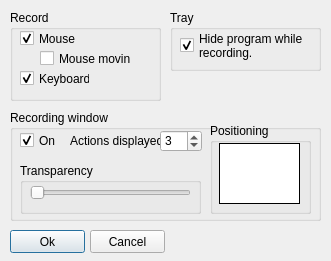
The window that DoForMe!/recorder_settings_dialog.ui (jajcek/DoForMe) describes before a commit, drawn with Qt 5.
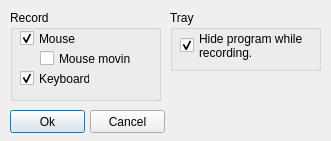
The same window after the commit. Icons and pictures are not drawn.

Commit message: - the sound wasn't stopped when user closed the reminder settings dialog by using X button

```diff
--- a/DoForMe!/recorder_settings_dialog.ui
+++ b/DoForMe!/recorder_settings_dialog.ui
@@ -7,7 +7,7 @@
     <x>0</x>
     <y>0</y>
     <width>331</width>
-    <height>261</height>
+    <height>141</height>
    </rect>
   </property>
   <property name="windowTitle">
@@ -17,119 +17,6 @@
    <iconset resource="mainwin.qrc">
     <normaloff>:/mainWin/logo.png</normaloff>:/mainWin/logo.png</iconset>
   </property>
-  <widget class="QGroupBox" name="groupBox_4">
-   <property name="geometry">
-    <rect>
-     <x>10</x>
-     <y>110</y>
-     <width>311</width>
-     <height>111</height>
-    </rect>
-   </property>
-   <property name="title">
-    <string>Recording window</string>
-   </property>
-   <widget class="QCheckBox" name="actionWindowCheck">
-    <property name="geometry">
-     <rect>
-      <x>10</x>
-      <y>22</y>
-      <width>41</width>
-      <height>17</height>
-     </rect>
-    </property>
-    <property name="text">
-     <string>On</string>
-    </property>
-    <property name="checked">
-     <bool>true</bool>
-    </property>
-   </widget>
-   <widget class="QGroupBox" name="groupBox_6">
-    <property name="geometry">
-     <rect>
-      <x>200</x>
-      <y>13</y>
-      <width>101</width>
-      <height>91</height>
-     </rect>
-    </property>
-    <property name="title">
-     <string>Positioning</string>
-    </property>
-    <widget class="QWidget" name="positionWidget" native="true">
-     <property name="geometry">
-      <rect>
-       <x>9</x>
-       <y>20</y>
-       <width>81</width>
-       <height>61</height>
-      </rect>
-     </property>
-     <property name="styleSheet">
-      <string notr="true">QWidget {
-	border: 1px solid black;
-	background-color: white;
-}</string>
-     </property>
-    </widget>
-   </widget>
-   <widget class="QGroupBox" name="transparencyGroupBox">
-    <property name="geometry">
-     <rect>
-      <x>10</x>
-      <y>53</y>
-      <width>181</width>
-      <height>51</height>
-     </rect>
-    </property>
-    <property name="title">
-     <string>Transparency</string>
-    </property>
-    <widget class="QSlider" name="transparencySlider">
-     <property name="geometry">
-      <rect>
-       <x>10</x>
-       <y>20</y>
-       <width>161</width>
-       <height>20</height>
-      </rect>
-     </property>
-     <property name="orientation">
-      <enum>Qt::Horizontal</enum>
-     </property>
-     <property name="tickPosition">
-      <enum>QSlider::NoTicks</enum>
-     </property>
-    </widget>
-   </widget>
-   <widget class="QLabel" name="label">
-    <property name="geometry">
-     <rect>
-      <x>60</x>
-      <y>23</y>
-      <width>91</width>
-      <height>16</height>
-     </rect>
-    </property>
-    <property name="text">
-     <string>Actions displayed:</string>
-    </property>
-   </widget>
-   <widget class="QSpinBox" name="spinBox">
-    <property name="geometry">
-     <rect>
-      <x>150</x>
-      <y>20</y>
-      <width>42</width>
-      <height>22</height>
-     </rect>
-    </property>
-    <property name="value">
-     <number>3</number>
-    </property>
-   </widget>
-  </widget>
   <widget class="QGroupBox" name="groupBox_3">
    <property name="geometry">
     <rect>
@@ -231,7 +118,7 @@
    <property name="geometry">
     <rect>
      <x>10</x>
-     <y>230</y>
+     <y>110</y>
      <width>75</width>
      <height>23</height>
     </rect>
@@ -244,7 +131,7 @@
    <property name="geometry">
     <rect>
      <x>90</x>
-     <y>230</y>
+     <y>110</y>
      <width>75</width>
      <height>23</height>
     </rect>
```
Left out of the diff: 32 changed lines with no effect on the pictures. The commit also changes 2 other files.
